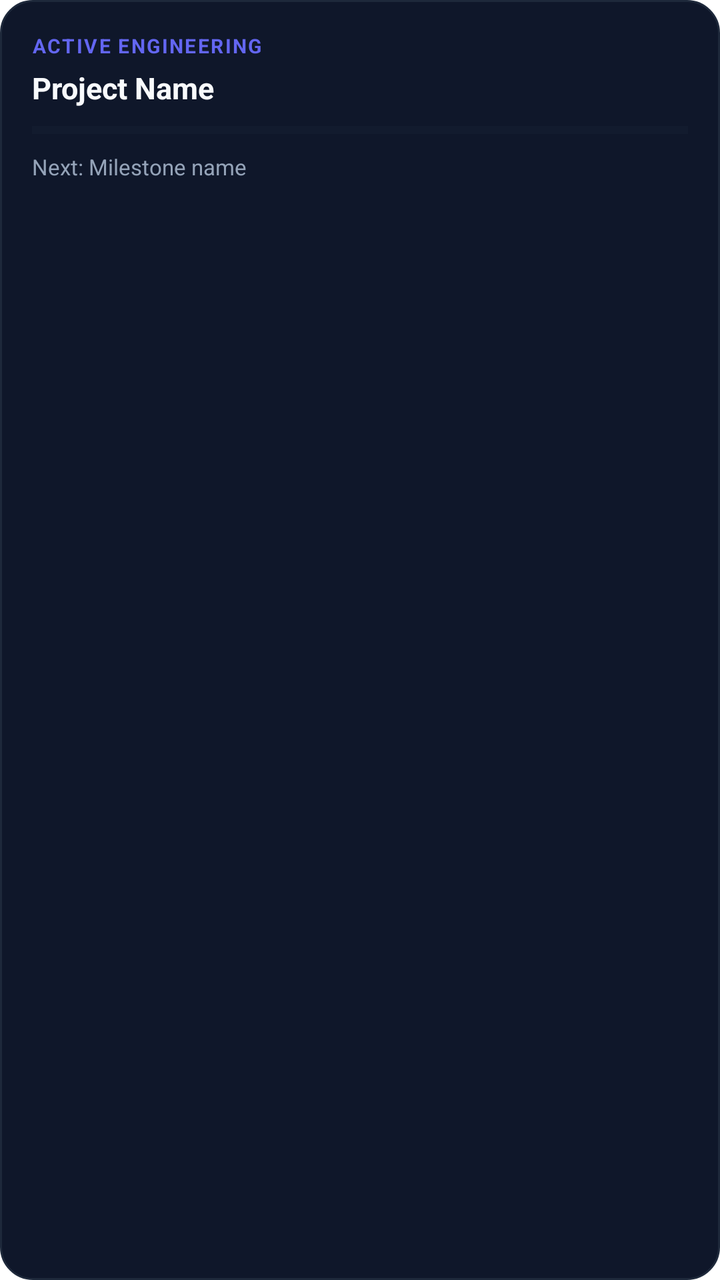
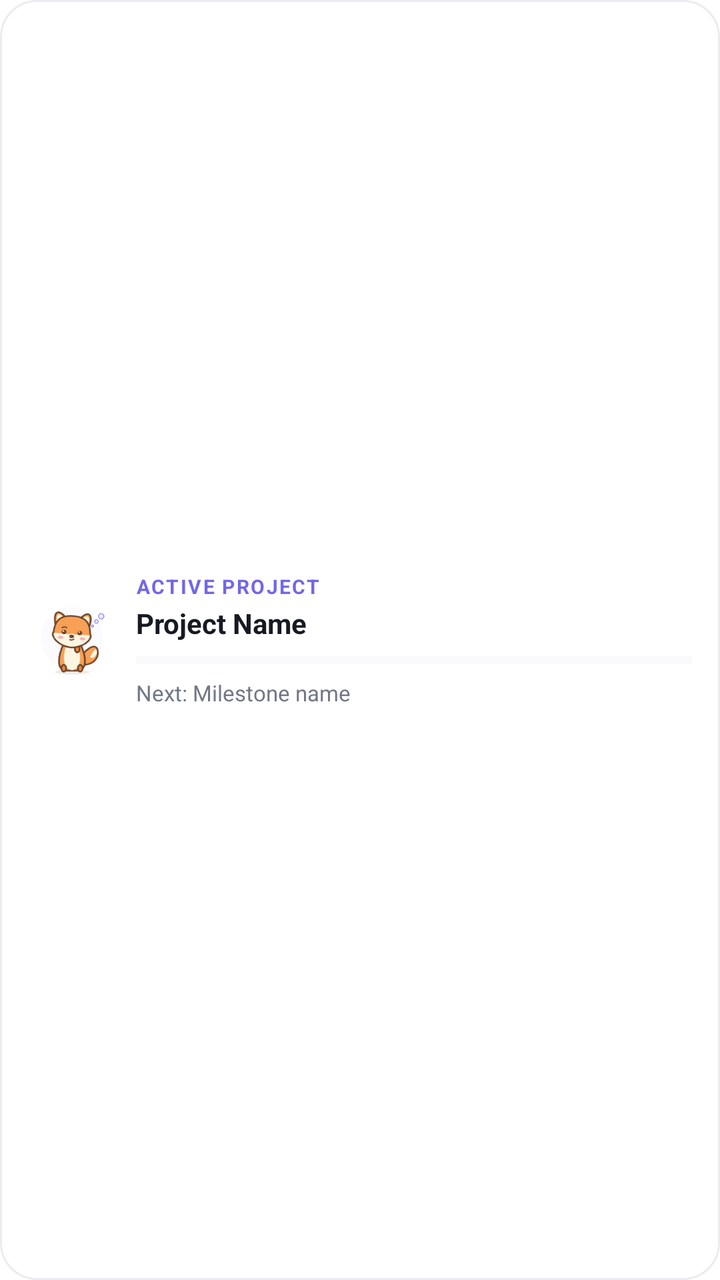

Screens rendered from an Android XML layout before and after an edit, with the pre-edit source and the edit as a unified diff.
<!-- AndroidManifest.xml: fallback theme Theme.MaterialComponents.DayNight.NoActionBar -->
<!-- res/layout/widget_project.xml -->
<?xml version="1.0" encoding="utf-8"?>
<LinearLayout xmlns:android="http://schemas.android.com/apk/res/android"
    android:id="@+id/widget_project_container"
    android:layout_width="match_parent"
    android:layout_height="match_parent"
    android:orientation="vertical"
    android:padding="16dp"
    android:background="@drawable/widget_background">

    <TextView
        android:layout_width="wrap_content"
        android:layout_height="wrap_content"
        android:text="ACTIVE ENGINEERING"
        android:textColor="#6366F1"
        android:textSize="10sp"
        android:textStyle="bold"
        android:letterSpacing="0.08" />

    <TextView
        android:id="@+id/tv_project_name"
        android:layout_width="match_parent"
        android:layout_height="wrap_content"
        android:layout_marginTop="4dp"
        android:text="Project Name"
        android:textColor="#F8FAFC"
        android:textSize="15sp"
        android:textStyle="bold"
        android:maxLines="1"
        android:ellipsize="end" />

    <ProgressBar
        android:id="@+id/pb_project_progress"
        style="?android:attr/progressBarStyleHorizontal"
        android:layout_width="match_parent"
        android:layout_height="6dp"
        android:layout_marginTop="8dp"
        android:layout_marginBottom="8dp"
        android:max="100"
        android:progress="0"
        android:progressTint="#6366F1"
        android:progressBackgroundTint="#1E293B" />

    <TextView
        android:id="@+id/tv_next_milestone"
        android:layout_width="match_parent"
        android:layout_height="wrap_content"
        android:text="Next: Milestone name"
        android:textColor="#94A3B8"
        android:textSize="11sp"
        android:maxLines="1"
        android:ellipsize="end" />
</LinearLayout>
<!-- resources referenced by this layout -->
<resources>
  <!-- drawable widget_background (drawable) -->
  <?xml version="1.0" encoding="utf-8"?>
  <shape xmlns:android="http://schemas.android.com/apk/res/android"
      android:shape="rectangle">
      <solid android:color="#0F172A" />
      <corners android:radius="16dp" />
      <stroke
          android:width="1dp"
          android:color="#1E293B" />
  </shape>
</resources>

<!-- the commit's change to res/layout/widget_project.xml (unified diff, before → after) -->
@@ -3,50 +3,66 @@
     android:id="@+id/widget_project_container"
     android:layout_width="match_parent"
     android:layout_height="match_parent"
-    android:orientation="vertical"
-    android:padding="16dp"
+    android:orientation="horizontal"
+    android:gravity="center_vertical"
+    android:padding="14dp"
     android:background="@drawable/widget_background">
 
-    <TextView
-        android:layout_width="wrap_content"
+    <ImageView
+        android:layout_width="44dp"
+        android:layout_height="44dp"
+        android:layout_marginEnd="10dp"
+        android:src="@drawable/widget_companion_project"
+        android:contentDescription="FALL Project Pip"
+        android:scaleType="fitCenter" />
+
+    <LinearLayout
+        android:layout_width="0dp"
         android:layout_height="wrap_content"
-        android:text="ACTIVE ENGINEERING"
-        android:textColor="#6366F1"
-        android:textSize="10sp"
-        android:textStyle="bold"
-        android:letterSpacing="0.08" />
+        android:layout_weight="1"
+        android:orientation="vertical">
 
-    <TextView
-        android:id="@+id/tv_project_name"
-        android:layout_width="match_parent"
-        android:layout_height="wrap_content"
-        android:layout_marginTop="4dp"
-        android:text="Project Name"
-        android:textColor="#F8FAFC"
-        android:textSize="15sp"
-        android:textStyle="bold"
-        android:maxLines="1"
-        android:ellipsize="end" />
+        <TextView
+            android:layout_width="wrap_content"
+            android:layout_height="wrap_content"
+            android:text="ACTIVE PROJECT"
+            android:textColor="@color/widget_accent"
+            android:textSize="10sp"
+            android:textStyle="bold"
+            android:letterSpacing="0.08" />
 
-    <ProgressBar
-        android:id="@+id/pb_project_progress"
-        style="?android:attr/progressBarStyleHorizontal"
-        android:layout_width="match_parent"
-        android:layout_height="6dp"
-        android:layout_marginTop="8dp"
-        android:layout_marginBottom="8dp"
-        android:max="100"
-        android:progress="0"
-        android:progressTint="#6366F1"
-        android:progressBackgroundTint="#1E293B" />
+        <TextView
+            android:id="@+id/tv_project_name"
+            android:layout_width="match_parent"
+            android:layout_height="wrap_content"
+            android:layout_marginTop="2dp"
+            android:text="Project Name"
+            android:textColor="@color/widget_text_primary"
+            android:textSize="14sp"
+            android:textStyle="bold"
+            android:maxLines="1"
+            android:ellipsize="end" />
 
-    <TextView
-        android:id="@+id/tv_next_milestone"
-        android:layout_width="match_parent"
-        android:layout_height="wrap_content"
-        android:text="Next: Milestone name"
-        android:textColor="#94A3B8"
-        android:textSize="11sp"
-        android:maxLines="1"
-        android:ellipsize="end" />
+        <ProgressBar
+            android:id="@+id/pb_project_progress"
+            style="?android:attr/progressBarStyleHorizontal"
+            android:layout_width="match_parent"
+            android:layout_height="6dp"
+            android:layout_marginTop="6dp"
+            android:layout_marginBottom="6dp"
+            android:max="100"
+            android:progress="0"
+            android:progressTint="@color/widget_accent"
+            android:progressBackgroundTint="@color/widget_track" />
+
+        <TextView
+            android:id="@+id/tv_next_milestone"
+            android:layout_width="match_parent"
+            android:layout_height="wrap_content"
+            android:text="Next: Milestone name"
+            android:textColor="@color/widget_text_secondary"
+            android:textSize="11sp"
+            android:maxLines="1"
+            android:ellipsize="end" />
+    </LinearLayout>
 </LinearLayout>
<!-- resource entries referenced after the edit -->
@@ -1,14 +1,21 @@
 <!-- resources referenced by this layout -->
 <resources>
+  <color name="widget_accent">#7167E8</color>
+  <color name="widget_text_primary">#171923</color>
+  <color name="widget_text_secondary">#727786</color>
+  <color name="widget_track">#EAECF1</color>
   <!-- drawable widget_background (drawable) -->
   <?xml version="1.0" encoding="utf-8"?>
   <shape xmlns:android="http://schemas.android.com/apk/res/android"
       android:shape="rectangle">
-      <solid android:color="#0F172A" />
-      <corners android:radius="16dp" />
+      <solid android:color="@color/widget_bg" />
+      <corners android:radius="18dp" />
       <stroke
           android:width="1dp"
-          android:color="#1E293B" />
+          android:color="@color/widget_border" />
   </shape>
+  <!-- drawable widget_companion_project: png bitmap (drawable-nodpi, 18080 bytes) -->
+  <color name="widget_bg">#FFFFFF</color>
+  <color name="widget_border">#EAECF1</color>
 </resources>
 
